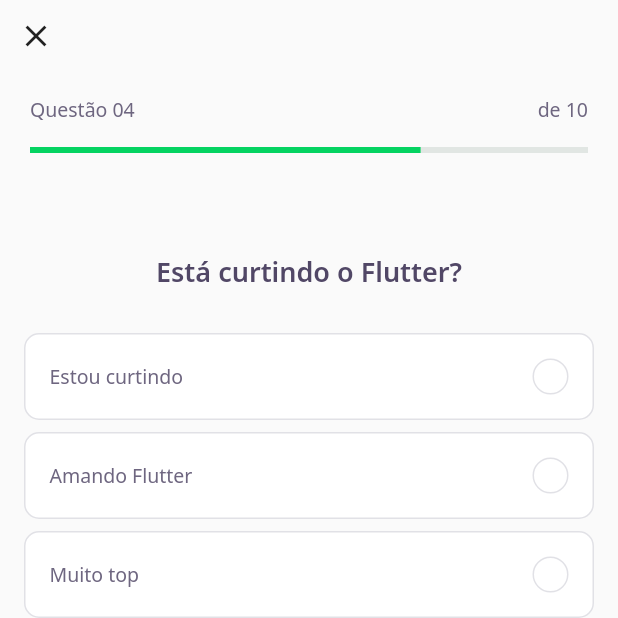
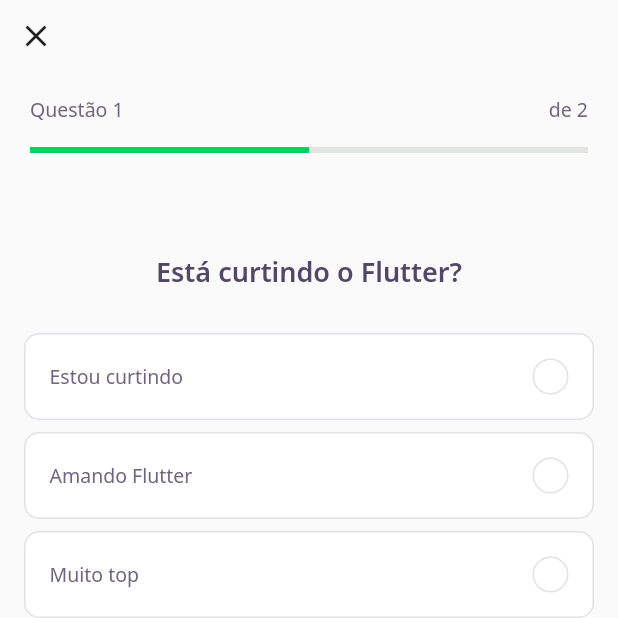
Before and after one commit to Alexz96/dev_quiz, a Flutter app: the screen it shows after launch, after a tap on "NLW 5 Flutter", on a phone screen of 412 x 824 dp, the top half of it. Run offline on Flutter 3.47's test engine with Material 2 defaults, Android fonts, the phone set to English and light mode, and no system bars; our stand-ins replace google_fonts; accounts and stored records are empty; network calls fail.

Commit message:
Criação do Controller da Page
Criação do controllerPage para gerenciamento da troca de estados dos quizzes.

```diff
--- /dev/null
+++ b/lib/challenge/challenge_controller.dart
@@ -0,0 +1,8 @@
+import 'package:flutter/foundation.dart';
+
+// Current page
+class ChallengeController {
+  final currentPageNotifier = ValueNotifier<int>(1);
+  int get currentPage => currentPageNotifier.value;
+  set currentPage(int value) => currentPageNotifier.value = value;
+}
--- a/lib/challenge/challenge_page.dart
+++ b/lib/challenge/challenge_page.dart
@@ -1,3 +1,4 @@
+import 'package:dev_quiz/challenge/challenge_controller.dart';
 import 'package:dev_quiz/challenge/widgets/next_button/next_button_widget.dart';
 import 'package:dev_quiz/challenge/widgets/question_indicator/question_indicator_widget.dart';
 import 'package:dev_quiz/challenge/widgets/quiz/quiz_widget.dart';
@@ -13,6 +14,18 @@ class ChallengePage extends StatefulWidget {
 }
 
 class _ChallengePageState extends State<ChallengePage> {
+  final controller = ChallengeController();
+  final pageController = PageController();
+
+  @override
+  void initState() {
+    pageController.addListener(() {
+      controller.currentPage = pageController.page!.toInt() + 1;
+    });
+
+    super.initState();
+  }
+
   @override
   Widget build(BuildContext context) {
     return Scaffold(
@@ -28,13 +41,24 @@ class _ChallengePageState extends State<ChallengePage> {
                   onPressed: () {
                     Navigator.pop(context);
                   }),
-              QuestionIndicatorWidget()
+              ValueListenableBuilder<int>(
+                  valueListenable: controller.currentPageNotifier,
+                  builder: (context, value, _) => QuestionIndicatorWidget(
+                        currentPage: value,
+                        length: widget.questions.length,
+                      ))
             ],
           ),
         ),
       ),
-      body: QuizWidget(
-        question: widget.questions[0],
+      body: PageView(
+        physics: NeverScrollableScrollPhysics(),
+        controller: pageController,
+        children: widget.questions
+            .map(
+              (e) => QuizWidget(question: e),
+            )
+            .toList(),
       ),
       bottomNavigationBar: SafeArea(
         bottom: true,
@@ -46,7 +70,11 @@ class _ChallengePageState extends State<ChallengePage> {
               Expanded(
                   child: NextButtonWidget.white(
                 label: "Pular",
-                onTap: () {},
+                onTap: () {
+                  pageController.nextPage(
+                      duration: Duration(milliseconds: 100),
+                      curve: Curves.linear);
+                },
               )),
               SizedBox(
                 width: 7,
--- a/lib/challenge/widgets/question_indicator/question_indicator_widget.dart
+++ b/lib/challenge/widgets/question_indicator/question_indicator_widget.dart
@@ -3,7 +3,11 @@ import 'package:dev_quiz/shared/widgets/progress_indicator/progress_indicator_wi
 import 'package:flutter/material.dart';
 
 class QuestionIndicatorWidget extends StatelessWidget {
-  const QuestionIndicatorWidget({Key? key}) : super(key: key);
+  final int currentPage;
+  final int length;
+  const QuestionIndicatorWidget(
+      {Key? key, required this.currentPage, required this.length})
+      : super(key: key);
 
   @override
   Widget build(BuildContext context) {
@@ -17,11 +21,11 @@ class QuestionIndicatorWidget extends StatelessWidget {
               mainAxisAlignment: MainAxisAlignment.spaceBetween,
               children: [
                 Text(
-                  "Questão 04",
+                  "Questão ${currentPage}",
                   style: AppTextStyles.body,
                 ),
                 Text(
-                  "de 10",
+                  "de ${length}",
                   style: AppTextStyles.body,
                 ),
               ],
@@ -30,7 +34,7 @@ class QuestionIndicatorWidget extends StatelessWidget {
           SizedBox(
             height: 16,
           ),
-          ProgressIndicatorWidget(value: 0.7)
+          ProgressIndicatorWidget(value: currentPage / length),
         ],
       ),
     );
```
